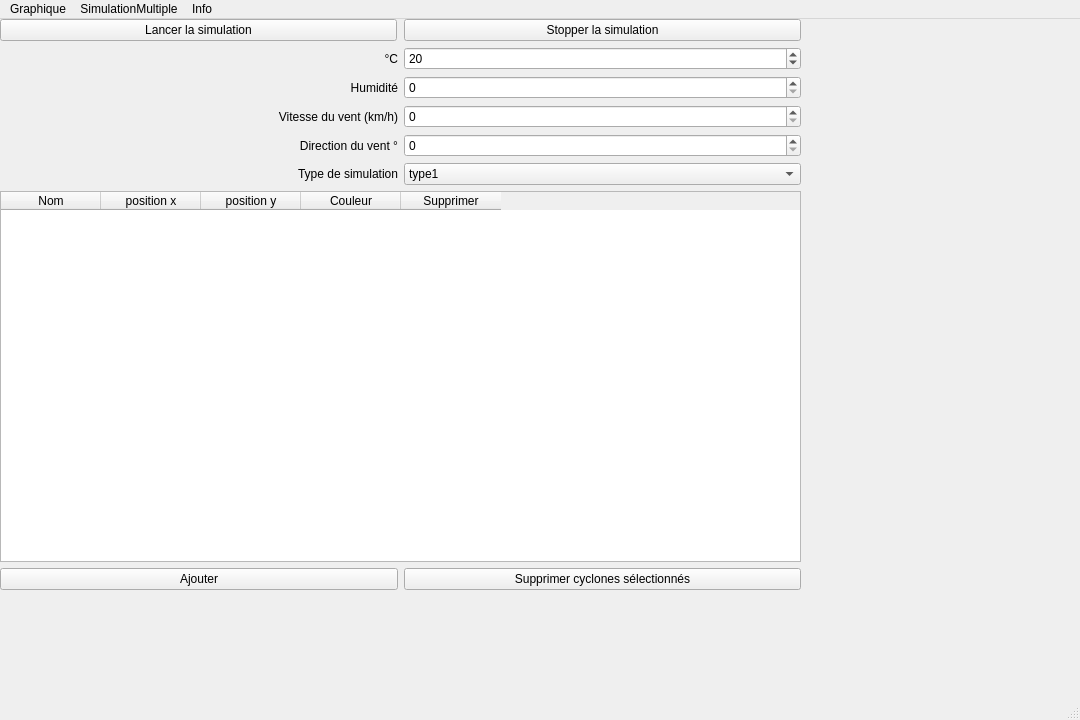
The window that Application/SimulateurDeCyclones/mainwindow.ui (ElisaDrouot/Projet_deuxieme_annee) describes before a commit, drawn with Qt 5.
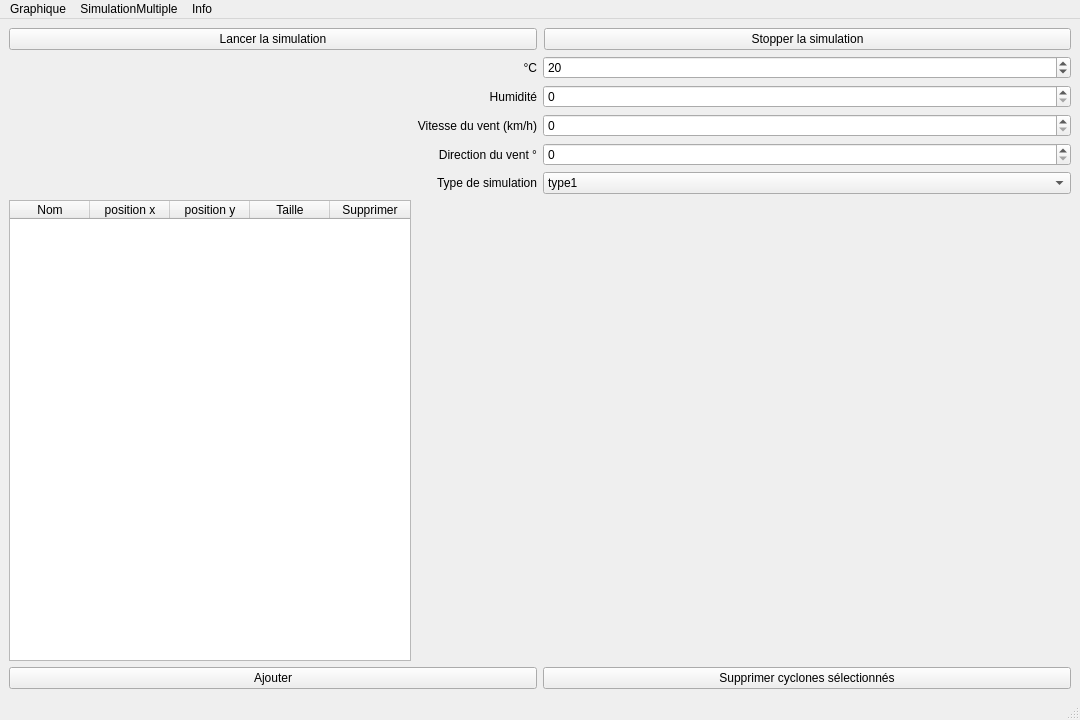
The same window after the commit.

Commit message: ajout des bonnes dimensions et layouts

Patch:
```diff
--- a/Application/SimulateurDeCyclones/mainwindow.ui
+++ b/Application/SimulateurDeCyclones/mainwindow.ui
@@ -29,23 +29,16 @@
    <string>MainWindow</string>
   </property>
   <widget class="QWidget" name="centralwidget">
-   <widget class="QWidget" name="horizontalLayoutWidget">
-    <property name="geometry">
-     <rect>
-      <x>0</x>
-      <y>0</y>
-      <width>801</width>
-      <height>571</height>
-     </rect>
-    </property>
+   <layout class="QGridLayout" name="gridLayout">
+    <item row="0" column="0">
     <layout class="QHBoxLayout" name="horizontalLayout">
      <property name="sizeConstraint">
-      <enum>QLayout::SetMaximumSize</enum>
+       <enum>QLayout::SetNoConstraint</enum>
      </property>
      <item>
       <layout class="QVBoxLayout" name="verticalLayout">
        <property name="sizeConstraint">
-        <enum>QLayout::SetMaximumSize</enum>
+         <enum>QLayout::SetFixedSize</enum>
        </property>
        <item>
         <layout class="QHBoxLayout" name="horizontalLayout_2">
@@ -64,6 +57,12 @@
          </item>
          <item>
           <widget class="QPushButton" name="pushBStopSimu">
+            <property name="sizePolicy">
+             <sizepolicy hsizetype="Minimum" vsizetype="Fixed">
+              <horstretch>0</horstretch>
+              <verstretch>0</verstretch>
+             </sizepolicy>
+            </property>
            <property name="text">
             <string>Stopper la simulation</string>
            </property>
@@ -194,30 +193,102 @@
            <property name="enabled">
             <bool>true</bool>
            </property>
+            <property name="sizePolicy">
+             <sizepolicy hsizetype="Fixed" vsizetype="Expanding">
+              <horstretch>0</horstretch>
+              <verstretch>0</verstretch>
+             </sizepolicy>
+            </property>
+            <property name="minimumSize">
+             <size>
+              <width>402</width>
+              <height>0</height>
+             </size>
+            </property>
+            <property name="font">
+             <font>
+              <pointsize>9</pointsize>
+             </font>
+            </property>
+            <property name="verticalScrollBarPolicy">
+             <enum>Qt::ScrollBarAsNeeded</enum>
+            </property>
+            <property name="horizontalScrollBarPolicy">
+             <enum>Qt::ScrollBarAlwaysOff</enum>
+            </property>
+            <property name="editTriggers">
+             <set>QAbstractItemView::AnyKeyPressed|QAbstractItemView::CurrentChanged|QAbstractItemView::DoubleClicked|QAbstractItemView::EditKeyPressed</set>
+            </property>
+            <property name="dragEnabled">
+             <bool>false</bool>
+            </property>
+            <property name="alternatingRowColors">
+             <bool>true</bool>
+            </property>
+            <property name="textElideMode">
+             <enum>Qt::ElideMiddle</enum>
+            </property>
+            <property name="gridStyle">
+             <enum>Qt::SolidLine</enum>
+            </property>
+            <attribute name="horizontalHeaderVisible">
+             <bool>true</bool>
+            </attribute>
+            <attribute name="horizontalHeaderDefaultSectionSize">
+             <number>80</number>
+            </attribute>
+            <attribute name="verticalHeaderVisible">
+             <bool>false</bool>
+            </attribute>
            <column>
             <property name="text">
              <string>Nom</string>
             </property>
+             <property name="font">
+              <font>
+               <pointsize>9</pointsize>
+              </font>
+             </property>
            </column>
            <column>
             <property name="text">
              <string>position x</string>
             </property>
+             <property name="font">
+              <font>
+               <pointsize>9</pointsize>
+              </font>
+             </property>
            </column>
            <column>
             <property name="text">
              <string>position y</string>
             </property>
+             <property name="font">
+              <font>
+               <pointsize>9</pointsize>
+              </font>
+             </property>
            </column>
            <column>
             <property name="text">
-             <string>Couleur</string>
+              <string>Taille</string>
+             </property>
+             <property name="font">
+              <font>
+               <pointsize>9</pointsize>
+              </font>
             </property>
            </column>
            <column>
             <property name="text">
              <string>Supprimer</string>
             </property>
+             <property name="font">
+              <font>
+               <pointsize>9</pointsize>
+              </font>
+             </property>
            </column>
           </widget>
          </item>
@@ -257,7 +328,8 @@
       </layout>
      </item>
     </layout>
-   </widget>
+    </item>
+   </layout>
   </widget>
   <widget class="QMenuBar" name="menubar">
    <property name="geometry">
```
Lines whose indentation alone changed are shown as unchanged. The commit also changes 4 other files.
